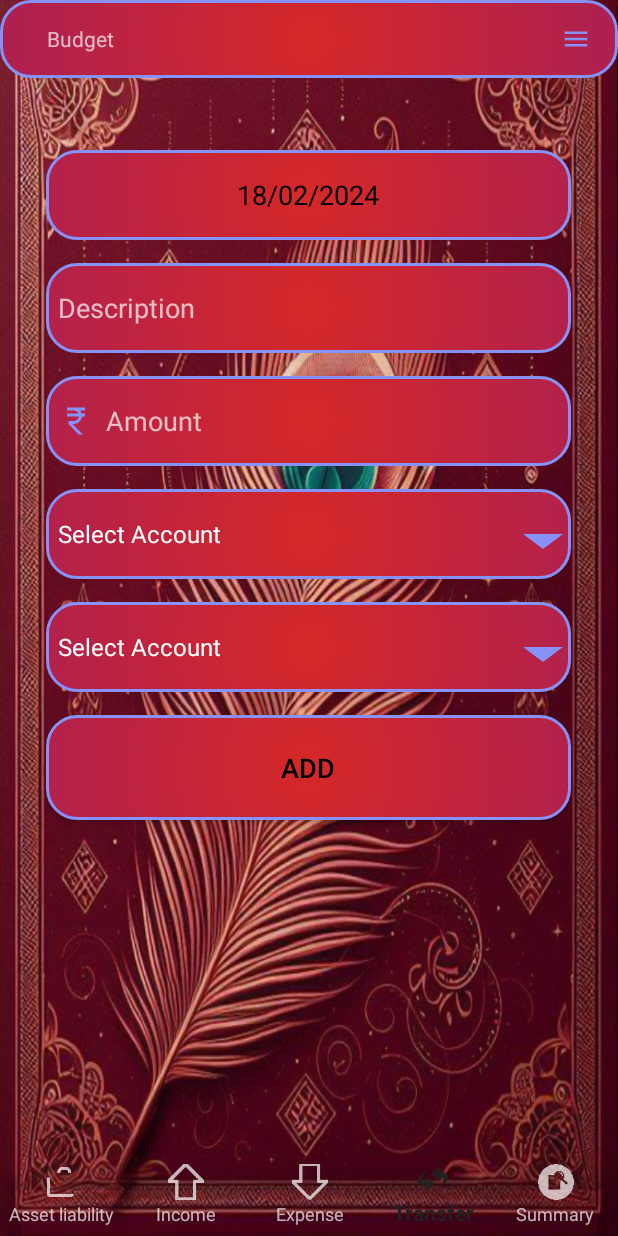
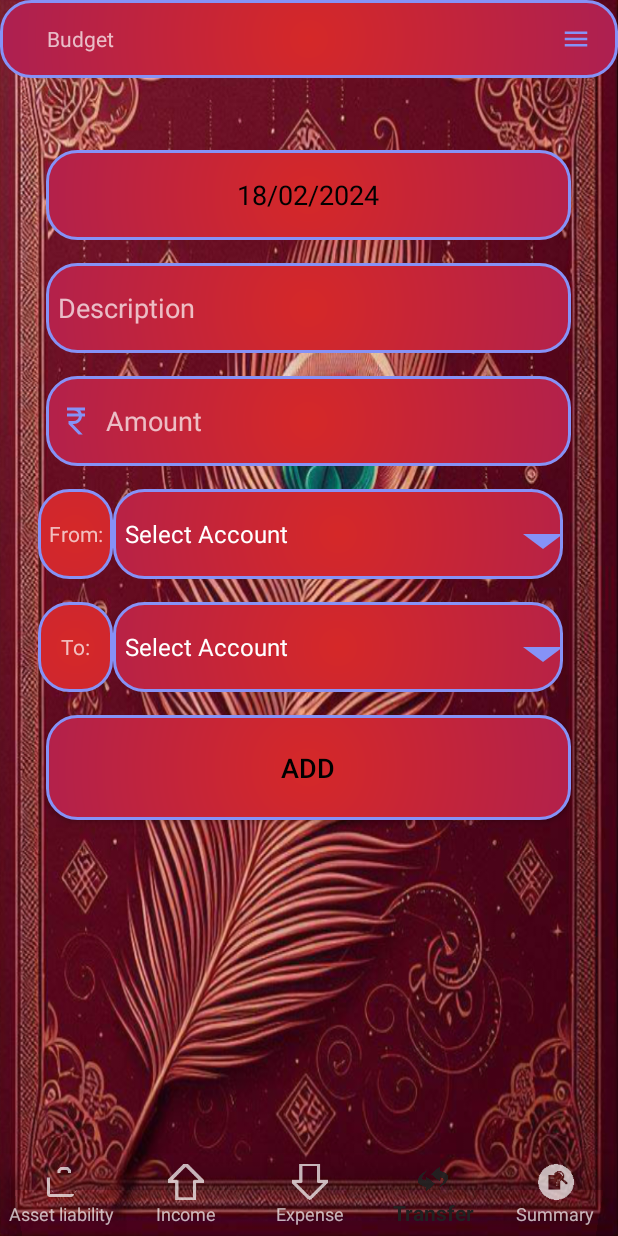
Before and after one commit to ksomesh/AndroidApps, an Android app: the screen it shows after launch (MainActivity), item 4 of the bottom bar chosen, on a phone screen of 412 x 824 dp. Run offline under Robolectric (Android 15) with nearby library versions, the phone set to English and light mode, and no system bars.

Commit message:
few bug fixes

```diff
--- a/Budget/app/src/main/java/com/example/budget/ExpenseFragment.java
+++ b/Budget/app/src/main/java/com/example/budget/ExpenseFragment.java
@@ -39,8 +39,7 @@ public class ExpenseFragment extends Fragment {
         rootView = inflater.inflate(R.layout.fragment_expense, container, false);
         db = new DatabaseHelper(getContext());
         dateEditText = rootView.findViewById(R.id.expense_Date);
-        SimpleDateFormat sdf = new SimpleDateFormat("dd/MM/yyyy", Locale.US);
-        dateEditText.setText(sdf.format(new Date()));
+        dateEditText.setText(Utility.getTodayDate());
 
         // Set an OnClickListener for the date EditText
         dateEditText.setOnClickListener(new View.OnClickListener() {
@@ -72,7 +71,7 @@ public class ExpenseFragment extends Fragment {
         Button addBtn = rootView.findViewById(R.id.expense_add_button);
         etDescription = rootView.findViewById(R.id.expense_desc);
         etAmount= rootView.findViewById(R.id.expense_amount);
-        etAmount.setInputType(InputType.TYPE_CLASS_NUMBER | InputType.TYPE_NUMBER_FLAG_DECIMAL);
+        etAmount.setInputType(InputType.TYPE_CLASS_NUMBER | InputType.TYPE_NUMBER_FLAG_SIGNED | InputType.TYPE_NUMBER_FLAG_DECIMAL);
         spSrc = rootView.findViewById(R.id.spinner_expense_src);
         spTag = rootView.findViewById(R.id.spinner_expense_tag);
         spSrc.setAdapter(SpinnerItemFetcher.fetchSpinnerItem(getContext(), SpinnerItemFetcher.ACCOUNTS));
@@ -83,7 +82,7 @@ public class ExpenseFragment extends Fragment {
             public void onClick(View view) {
 
                 String strDesc = etDescription.getText().toString();
-                float fAmount = Float.parseFloat(etAmount.getText().toString());
+                Double fAmount = Double.parseDouble(etAmount.getText().toString());
                 String strTag = spTag.getSelectedItem().toString();
                 String strSrc = spSrc.getSelectedItem().toString();
                 String date = dateEditText.getText().toString();
@@ -99,10 +98,10 @@ public class ExpenseFragment extends Fragment {
 
                 etDescription.setText(null);
                 etAmount.setText(null);
-                dateEditText.setText("Select a date");
+                dateEditText.setText(Utility.getTodayDate());
 
                 db.insertDataToIncomeExpenseTable(date, strDesc, fAmount, strTag, strSrc, "expense");
-                db.queryAndUpdateFinalTable(0, 0, 0, fAmount);
+                db.queryAndUpdateFinalTable(Double.parseDouble("0"), Double.parseDouble("0"), Double.parseDouble("0"), fAmount);
             }
         });
 
--- a/Budget/app/src/main/java/com/example/budget/TransferFragment.java
+++ b/Budget/app/src/main/java/com/example/budget/TransferFragment.java
@@ -39,8 +39,7 @@ public class TransferFragment extends Fragment {
         rootView = inflater.inflate(R.layout.fragment_transfer, container, false);
         db = new DatabaseHelper(getContext());
         dateEditText = rootView.findViewById(R.id.transfer_Date);
-        SimpleDateFormat sdf = new SimpleDateFormat("dd/MM/yyyy", Locale.US);
-        dateEditText.setText(sdf.format(new Date()));
+        dateEditText.setText(Utility.getTodayDate());
 
         // Set an OnClickListener for the date EditText
         dateEditText.setOnClickListener(new View.OnClickListener() {
@@ -72,7 +71,7 @@ public class TransferFragment extends Fragment {
         Button addBtn = rootView.findViewById(R.id.transfer_add_button);
         etDescription = rootView.findViewById(R.id.transfer_desc);
         etAmount= rootView.findViewById(R.id.transfer_amount);
-        etAmount.setInputType(InputType.TYPE_CLASS_NUMBER | InputType.TYPE_NUMBER_FLAG_DECIMAL);
+        etAmount.setInputType(InputType.TYPE_CLASS_NUMBER | InputType.TYPE_NUMBER_FLAG_SIGNED | InputType.TYPE_NUMBER_FLAG_DECIMAL);
         spSrc = rootView.findViewById(R.id.spinner_transfer_src);
         spDest = rootView.findViewById(R.id.spinner_transfer_dest);
         spSrc.setAdapter(SpinnerItemFetcher.fetchSpinnerItem(getContext(), SpinnerItemFetcher.ACCOUNTS));
@@ -83,7 +82,7 @@ public class TransferFragment extends Fragment {
             public void onClick(View view) {
 
                 String strDesc = etDescription.getText().toString();
-                Float fAmount = Float.parseFloat(etAmount.getText().toString());
+                Double fAmount = Double.parseDouble(etAmount.getText().toString());
                 String strDest = spDest.getSelectedItem().toString();
                 String strSrc = spSrc.getSelectedItem().toString();
                 String date = dateEditText.getText().toString();
@@ -99,7 +98,7 @@ public class TransferFragment extends Fragment {
 
                 etDescription.setText(null);
                 etAmount.setText(null);
-                dateEditText.setText("Select a date");
+                dateEditText.setText(Utility.getTodayDate());
 
                 db.insertDataToTransferTable(date,strDesc,fAmount, "", strSrc, strDest);
 
--- /dev/null
+++ b/Budget/app/src/main/java/com/example/budget/Utility.java
@@ -0,0 +1,12 @@
+package com.example.budget;
+
+import java.text.SimpleDateFormat;
+import java.util.Date;
+import java.util.Locale;
+
+public class Utility {
+    public static SimpleDateFormat sdf = new SimpleDateFormat("dd/MM/yyyy", Locale.US);
+    public static String getTodayDate(){
+        return sdf.format(new Date());
+    }
+}
--- a/Budget/app/src/main/res/layout/activity_side_bar.xml
+++ b/Budget/app/src/main/res/layout/activity_side_bar.xml
@@ -41,7 +41,7 @@
         android:background="@drawable/lavender_border_fill_background"
         android:layout_height="60dp"
         android:drawableLeft="@drawable/baseline_currency_rupee_24"
-        android:inputType="number"
+        android:inputType="numberSigned|numberDecimal"
         android:textColor="@color/black"
         android:hint="Starting balance" />
 
--- a/Budget/app/src/main/res/layout/fragment_asset_liability.xml
+++ b/Budget/app/src/main/res/layout/fragment_asset_liability.xml
@@ -65,7 +65,7 @@
         android:background="@drawable/lavender_border_fill_background"
         android:layout_height="60dp"
         android:drawableLeft="@drawable/baseline_currency_rupee_24"
-        android:inputType="number"
+        android:inputType="numberSigned|numberDecimal"
         android:textColor="@color/black"
         android:hint="Amount" />
 
--- a/Budget/app/src/main/res/layout/fragment_expense.xml
+++ b/Budget/app/src/main/res/layout/fragment_expense.xml
@@ -44,7 +44,7 @@
         android:background="@drawable/lavender_border_fill_background"
         android:layout_height="60dp"
         android:drawableLeft="@drawable/baseline_currency_rupee_24"
-        android:inputType="number"
+        android:inputType="numberSigned|numberDecimal"
         android:textColor="@color/black"
         android:hint="Amount" />
 
--- a/Budget/app/src/main/res/layout/fragment_income.xml
+++ b/Budget/app/src/main/res/layout/fragment_income.xml
@@ -45,7 +45,7 @@
         android:background="@drawable/lavender_border_fill_background"
         android:layout_height="60dp"
         android:drawableLeft="@drawable/baseline_currency_rupee_24"
-        android:inputType="number"
+        android:inputType="numberSigned|numberDecimal"
         android:textColor="@color/black"
         android:hint="Amount" />
 
--- a/Budget/app/src/main/res/layout/fragment_transfer.xml
+++ b/Budget/app/src/main/res/layout/fragment_transfer.xml
@@ -45,18 +45,28 @@
         android:background="@drawable/lavender_border_fill_background"
         android:layout_height="60dp"
         android:drawableLeft="@drawable/baseline_currency_rupee_24"
-        android:inputType="number"
+        android:inputType="numberSigned|numberDecimal"
         android:textColor="@color/black"
         android:hint="Amount" />
 
+    <TextView
+        android:layout_width="50dp"
+        android:layout_height="60dp"
+        android:text="From:"
+        android:layout_marginTop="15dp"
+        android:gravity="center"
+        android:layout_marginLeft="25dp"
+        android:background="@drawable/lavender_border_fill_background"
+        android:layout_below="@id/transfer_amount"/>
     <Spinner
         android:id="@+id/spinner_transfer_src"
         android:layout_below="@id/transfer_amount"
-        android:layout_width="350dp"
+        android:layout_width="300dp"
+        android:layout_marginLeft="75dp"
         android:layout_height="60dp"
-        android:layout_centerHorizontal="true"
         android:layout_marginTop="15dp"
         android:spinnerMode="dropdown"
+        android:autofillHints="Source account"
         android:background="@drawable/lavender_border_fill_background"
         android:entries="@array/dropdown_Account_items" />
 
@@ -68,13 +78,23 @@
         android:layout_marginLeft="330dp"
         android:src="@drawable/baseline_arrow_drop_down_24"
         />
+    <TextView
+        android:layout_width="50dp"
+        android:layout_height="60dp"
+        android:text="To:"
+        android:layout_marginTop="15dp"
+        android:gravity="center"
+        android:layout_marginLeft="25dp"
+        android:background="@drawable/lavender_border_fill_background"
+        android:layout_below="@id/spinner_transfer_src"/>
     <Spinner
         android:id="@+id/spinner_transfer_dest"
         android:layout_below="@id/spinner_transfer_src"
-        android:layout_width="350dp"
+        android:layout_width="300dp"
         android:layout_height="60dp"
-        android:layout_centerHorizontal="true"
+        android:layout_marginLeft="75dp"
         android:layout_marginTop="15dp"
+        android:autofillHints="Target account"
         android:spinnerMode="dropdown"
         android:background="@drawable/lavender_border_fill_background"
         android:entries="@array/dropdown_Account_items" />
```
Also changed, not shown: Budget/app/src/main/java/com/example/budget/AssetLiabilityFragment.java (+7 -8 lines), Budget/app/src/main/java/com/example/budget/DatabaseHelper.java (+15 -15 lines), Budget/app/src/main/java/com/example/budget/IncomeFragment.java (+5 -6 lines), Budget/app/src/main/java/com/example/budget/SideBarActivity.java (+5 -4 lines), Budget/app/src/main/java/com/example/budget/Summary.java (+4 -4 lines).
